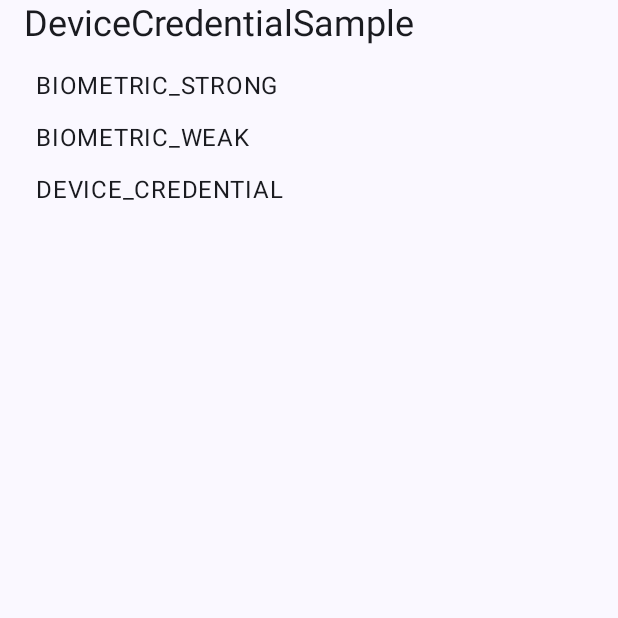
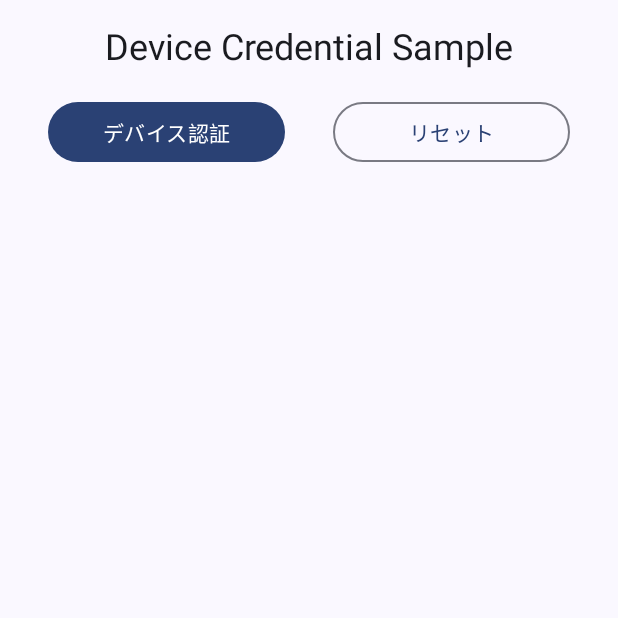
Before and after one commit to kosenda/DeviceAuthenticationSample, an Android app built with Jetpack Compose: the screen it shows after launch (MainActivity), on a phone screen of 412 x 824 dp, the top half of it. Run offline under Robolectric (Android 15) with nearby library versions, the phone set to English and light mode, and no system bars; our stand-ins replace Dagger/Hilt's generated code.

Commit message:
feature: 認証できるかどうかのチェック追加

```diff
--- /dev/null
+++ b/app/src/main/java/ksnd/devicecredentialsample/di/AppBiometricManagerModule.kt
@@ -0,0 +1,23 @@
+package ksnd.devicecredentialsample.di
+
+import android.content.Context
+import androidx.biometric.BiometricManager
+import dagger.Module
+import dagger.Provides
+import dagger.hilt.InstallIn
+import dagger.hilt.android.qualifiers.ApplicationContext
+import dagger.hilt.components.SingletonComponent
+import ksnd.devicecredentialsample.biometric.AppBiometricManager
+import javax.inject.Singleton
+
+@Module
+@InstallIn(SingletonComponent::class)
+object AppBiometricManagerModule {
+    @Provides
+    @Singleton
+    fun provideAppBiometricManager(
+        @ApplicationContext context: Context,
+    ): AppBiometricManager {
+        return AppBiometricManager(biometricManager = BiometricManager.from(context))
+    }
+}
--- a/app/src/main/java/ksnd/devicecredentialsample/ui/screen/MainScreen.kt
+++ b/app/src/main/java/ksnd/devicecredentialsample/ui/screen/MainScreen.kt
@@ -1,26 +1,47 @@
 package ksnd.devicecredentialsample.ui.screen
 
 import androidx.compose.foundation.layout.Column
+import androidx.compose.foundation.layout.Row
 import androidx.compose.foundation.layout.fillMaxSize
+import androidx.compose.foundation.layout.fillMaxWidth
 import androidx.compose.foundation.layout.padding
 import androidx.compose.foundation.rememberScrollState
 import androidx.compose.foundation.verticalScroll
+import androidx.compose.material3.AlertDialog
+import androidx.compose.material3.Button
 import androidx.compose.material3.MaterialTheme
+import androidx.compose.material3.OutlinedButton
 import androidx.compose.material3.Surface
 import androidx.compose.material3.Text
 import androidx.compose.runtime.Composable
+import androidx.compose.runtime.getValue
 import androidx.compose.ui.Modifier
+import androidx.compose.ui.text.style.TextAlign
 import androidx.compose.ui.tooling.preview.Preview
 import androidx.compose.ui.unit.dp
+import androidx.lifecycle.compose.collectAsStateWithLifecycle
+import ksnd.devicecredentialsample.biometric.BiometricError
+import ksnd.devicecredentialsample.ui.viewmodel.AuthenticateDeviceState
+import ksnd.devicecredentialsample.ui.viewmodel.MainUiState
 import ksnd.devicecredentialsample.ui.viewmodel.MainViewModel
 
 @Composable
 fun MainScreen(viewModel: MainViewModel) {
-    MainScreenContent()
+    val state by viewModel.uiState.collectAsStateWithLifecycle()
+
+    MainScreenContent(
+        state = state,
+        authenticateDevice = viewModel::authenticateDevice,
+        resetAuthenticateDeviceState = viewModel::resetAuthenticateDeviceState,
+    )
 }
 
 @Composable
-private fun MainScreenContent() {
+private fun MainScreenContent(
+    state: MainUiState,
+    authenticateDevice: () -> Unit,
+    resetAuthenticateDeviceState: () -> Unit,
+) {
     Surface(
         modifier = Modifier
             .padding(horizontal = 16.dp)
@@ -29,30 +50,83 @@ private fun MainScreenContent() {
     ) {
         Column {
             Text(
-                text = "DeviceCredentialSample",
+                text = "Device Credential Sample",
+                modifier = Modifier
+                    .padding(top = 16.dp)
+                    .fillMaxWidth(),
                 style = MaterialTheme.typography.headlineSmall,
+                textAlign = TextAlign.Center
             )
-            Text(
-                text = "BIOMETRIC_STRONG",
-                modifier = Modifier.padding(top = 16.dp, start = 8.dp),
-                style = MaterialTheme.typography.bodyLarge,
-            )
-            Text(
-                text = "BIOMETRIC_WEAK",
-                style = MaterialTheme.typography.bodyLarge,
-                modifier = Modifier.padding(top = 16.dp, start = 8.dp),
-            )
-            Text(
-                text = "DEVICE_CREDENTIAL",
-                style = MaterialTheme.typography.bodyLarge,
-                modifier = Modifier.padding(top = 16.dp, start = 8.dp),
-            )
+
+            Row {
+                Button(
+                    modifier = Modifier
+                        .weight(1f)
+                        .padding(all = 16.dp),
+                    onClick = authenticateDevice,
+                ) {
+                    Text(
+                        text = "デバイス認証",
+                        style = MaterialTheme.typography.bodyMedium,
+                    )
+                }
+                OutlinedButton(
+                    modifier = Modifier
+                        .weight(1f)
+                        .padding(all = 16.dp),
+                    onClick = resetAuthenticateDeviceState,
+                ) {
+                    Text(
+                        text = "リセット",
+                        style = MaterialTheme.typography.bodyMedium,
+                        color = MaterialTheme.colorScheme.primary,
+                    )
+                }
+            }
+
+            if (state.authenticateDeviceState is AuthenticateDeviceState.Success) {
+                Text(
+                    text = "認証成功",
+                    style = MaterialTheme.typography.bodyMedium,
+                )
+            }
         }
+    }
+
+    if (state.authenticateDeviceState is AuthenticateDeviceState.Failure) {
+        AlertDialog(
+            onDismissRequest = resetAuthenticateDeviceState,
+            confirmButton = {
+                Text("Close")
+            },
+            text = {
+                Text(
+                    text = "認証に失敗しました\n ( ${state.authenticateDeviceState.error.errorMessage()} ) ",
+                    style = MaterialTheme.typography.bodySmall,
+                )
+            },
+        )
+    }
+}
+
+private fun Throwable.errorMessage(): String {
+    return when (this) {
+        BiometricError.NoHardware -> "デバイスに生体認証機能がありません"
+        BiometricError.NoneEnrolled -> "生体認証が登録されていません"
+        BiometricError.HardwareUnavailable -> "生体認証機能が利用できません"
+        BiometricError.SecurityUpdateRequired -> "生体認証機能のセキュリティ更新が必要です"
+        BiometricError.Unsupported -> "生体認証機能がサポートされていません"
+        BiometricError.Unknown -> "生体認証機能のエラーが発生しました"
+        else -> "不明なエラーです"
     }
 }
 
 @Preview
 @Composable
 fun PreviewMainScreenContent() {
-    MainScreenContent()
+    MainScreenContent(
+        state = MainUiState(),
+        authenticateDevice = {},
+        resetAuthenticateDeviceState = {},
+    )
 }
--- a/app/src/main/java/ksnd/devicecredentialsample/ui/viewmodel/MainViewModel.kt
+++ b/app/src/main/java/ksnd/devicecredentialsample/ui/viewmodel/MainViewModel.kt
@@ -1,10 +1,54 @@
 package ksnd.devicecredentialsample.ui.viewmodel
 
 import androidx.lifecycle.ViewModel
+import androidx.lifecycle.viewModelScope
 import dagger.hilt.android.lifecycle.HiltViewModel
+import kotlinx.coroutines.flow.MutableStateFlow
+import kotlinx.coroutines.flow.SharingStarted
+import kotlinx.coroutines.flow.combine
+import kotlinx.coroutines.flow.stateIn
+import ksnd.devicecredentialsample.biometric.AppBiometricManager
 import javax.inject.Inject
 
 @HiltViewModel
-class MainViewModel @Inject constructor() : ViewModel() {
+class MainViewModel @Inject constructor(
+    private val appBiometricManager: AppBiometricManager,
+) : ViewModel() {
+    private val authenticateDeviceState = MutableStateFlow<AuthenticateDeviceState>(AuthenticateDeviceState.None)
 
+    val uiState = combine(
+        authenticateDeviceState,
+    ) { (authenticateDeviceState) ->
+        MainUiState(
+            authenticateDeviceState = authenticateDeviceState,
+        )
+    }.stateIn(
+        scope = viewModelScope,
+        started = SharingStarted.WhileSubscribed(),
+        initialValue = MainUiState(),
+    )
+
+    fun authenticateDevice() {
+        runCatching {
+            appBiometricManager.authenticateDevice()
+        }.onSuccess {
+            authenticateDeviceState.value = AuthenticateDeviceState.Success
+        }.onFailure {
+            authenticateDeviceState.value = AuthenticateDeviceState.Failure(it)
+        }
+    }
+
+    fun resetAuthenticateDeviceState() {
+        authenticateDeviceState.value = AuthenticateDeviceState.None
+    }
 }
+
+data class MainUiState(
+    val authenticateDeviceState: AuthenticateDeviceState = AuthenticateDeviceState.None,
+)
+
+sealed class AuthenticateDeviceState {
+    data object None : AuthenticateDeviceState()
+    data object Success : AuthenticateDeviceState()
+    data class Failure(val error: Throwable) : AuthenticateDeviceState()
+}
```
Also changed, not shown: app/build.gradle.kts (+9 -0 lines), app/src/main/java/ksnd/devicecredentialsample/biometric/AppBiometricManager.kt (added, +34 -0 lines), app/src/main/java/ksnd/devicecredentialsample/biometric/BiometricError.kt (added, +10 -0 lines).
